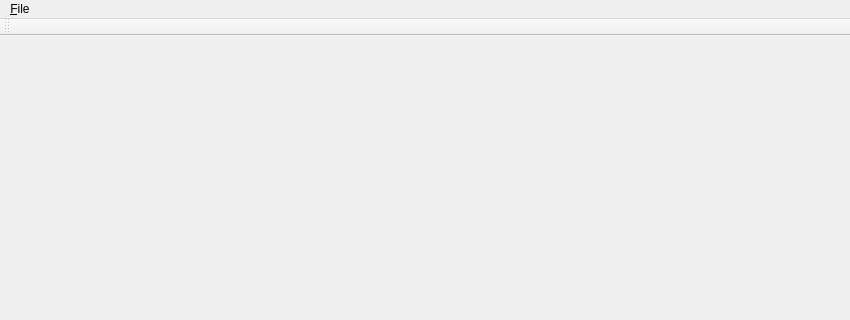
Qt form mainwindow.ui (tre3k/phaseretieval) before a commit; both pictures show x 0 to 850 and y 0 to 320 of the 850 by 597 pixel window.
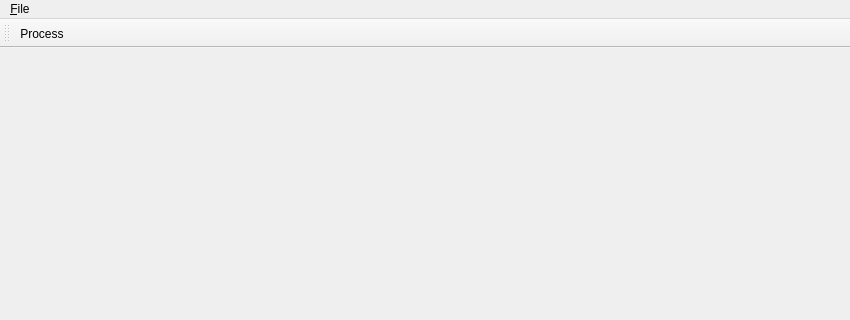
The same form after that commit.

Patch:
```diff
--- a/mainwindow.ui
+++ b/mainwindow.ui
@@ -39,6 +39,7 @@
    <attribute name="toolBarBreak">
     <bool>false</bool>
    </attribute>
+   <addaction name="actionProcess"/>
   </widget>
   <widget class="QStatusBar" name="statusBar"/>
   <action name="actionOpen_image">
@@ -51,6 +52,11 @@
     <string>Exit</string>
    </property>
   </action>
+  <action name="actionProcess">
+   <property name="text">
+    <string>Process</string>
+   </property>
+  </action>
  </widget>
  <layoutdefault spacing="6" margin="11"/>
  <resources/>
```
